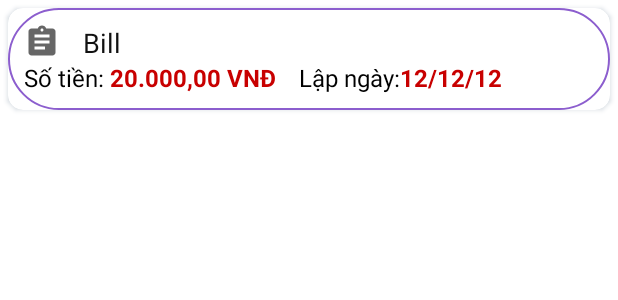
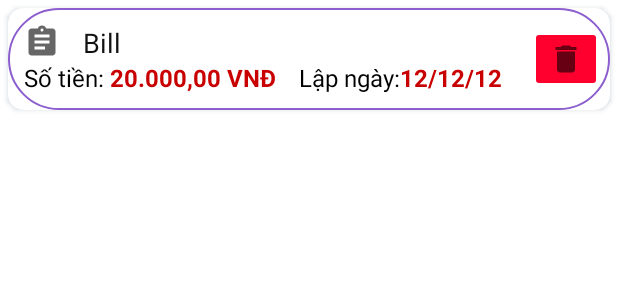
Before and after one commit to arirator120/demopharmacystore, an Android app: the layout row_item_history.xml on its own in the app's theme, with its tools: preview values and no code run, on a phone screen of 412 x 824 dp. Shown: the top 300 px of the screen. Run offline under Robolectric (Android 15) with nearby library versions, the phone set to English and light mode, and no system bars.

```diff
--- a/QuanLyQuayThuoc/app/src/main/res/layout/row_item_history.xml
+++ b/QuanLyQuayThuoc/app/src/main/res/layout/row_item_history.xml
@@ -93,6 +93,13 @@
 
             </TableLayout>
         </LinearLayout>
+        <ImageButton
+            android:id="@+id/imgBtnDelete"
+            android:layout_width="wrap_content"
+            android:layout_height="wrap_content"
+            android:backgroundTint="#FF002E"
+            android:src="@drawable/ic_delete"
+            tools:ignore="SpeakableTextPresentCheck,TouchTargetSizeCheck" />
 
     </LinearLayout>
 
```
Also changed, not shown: QuanLyQuayThuoc/app/src/main/java/com/dthd/quanlyquaythuoc/adapter/BillHistoryAdapter.java (+42 -0 lines).
